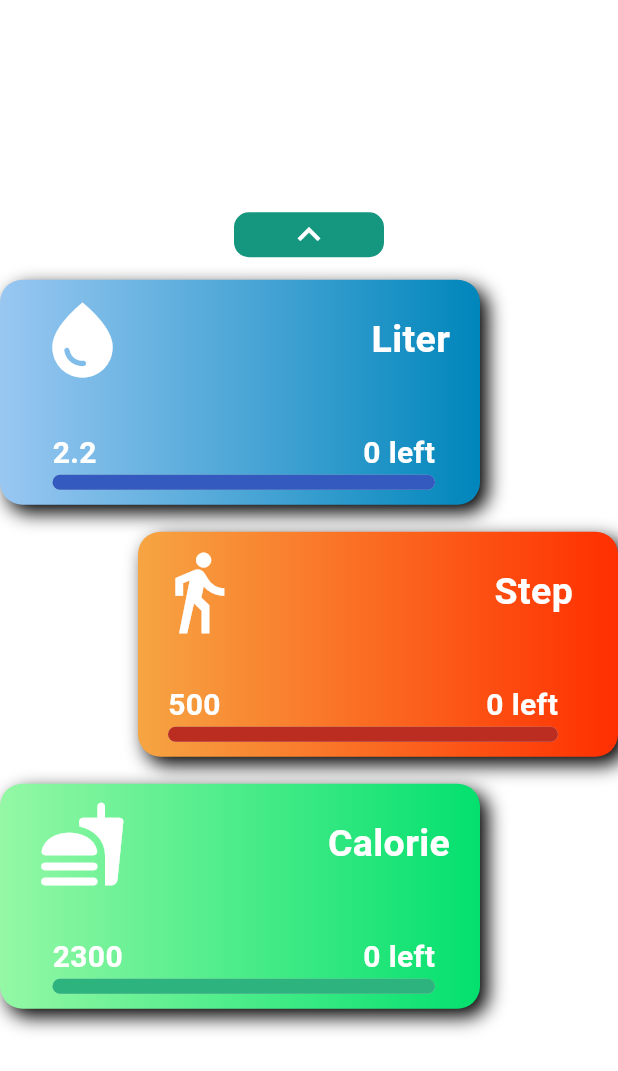
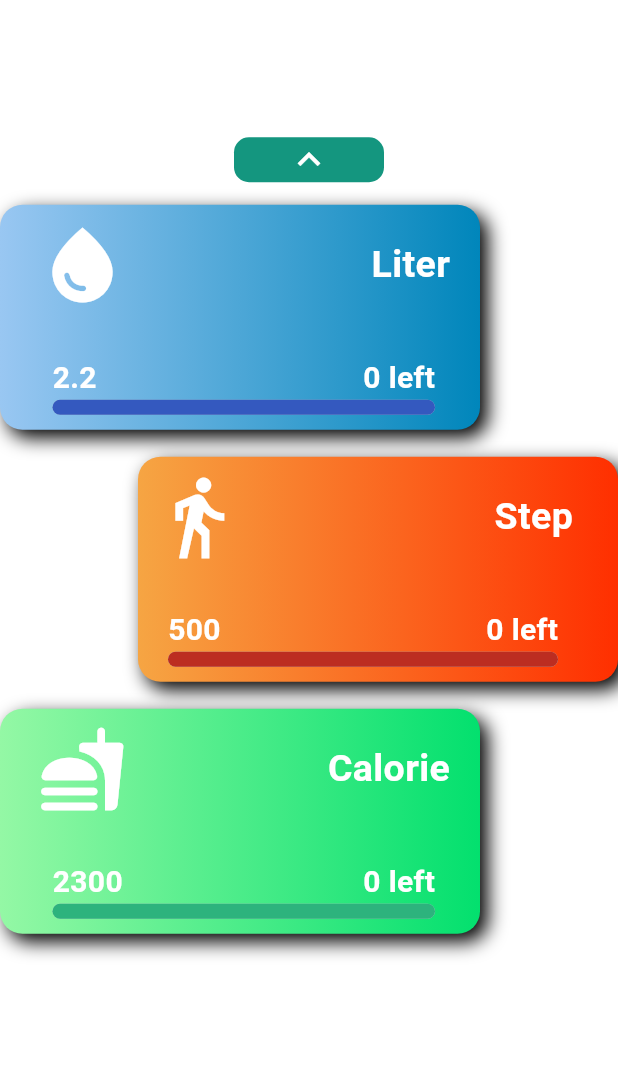
Before and after one commit to khoo04/health_tracker_app, a Flutter app: the RoutinePage screen opened directly with empty values, on a phone screen of 412 x 824 dp. Shown: the top 1071 px of the screen. Run offline on Flutter 3.47's test engine with Material 3 defaults, Android fonts, the light colour scheme and no system bars; drawn by our look-alikes of loader_overlay, percent_indicator; our stand-ins replace flutter_bloc, fluttertoast, font_awesome_flutter, fpdart, get_it, internet_connection_checker_plus and 4 more; accounts and stored records are empty.

Commit message:
Add Extra Space on Routine Page

```diff
--- a/lib/features/home/presentation/pages/routine_page.dart
+++ b/lib/features/home/presentation/pages/routine_page.dart
@@ -212,7 +212,7 @@ class _RoutinePageState extends State<RoutinePage> {
                     percent: percentCalorie > 1 ? 1 : percentCalorie),
               ),
               const SizedBox(
-                height: 20,
+                height: 120,
               ),
             ],
           ),
```
